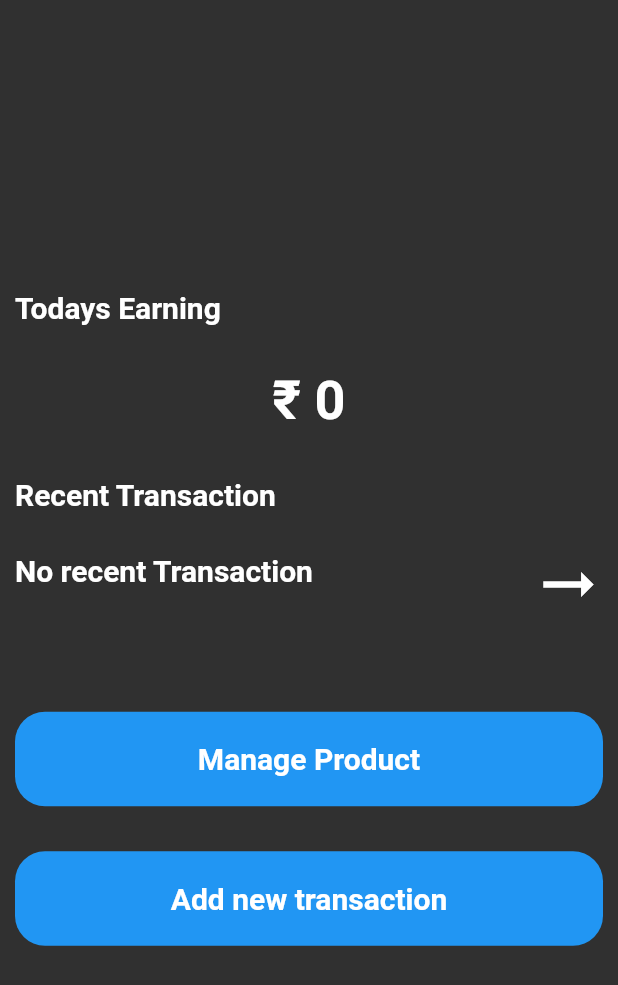
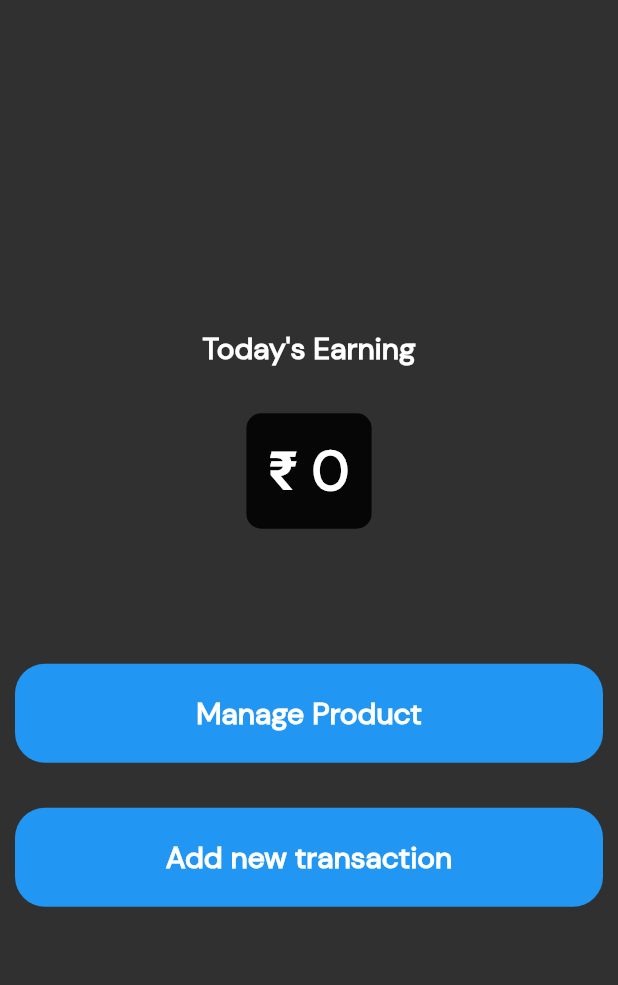
Before and after one commit to Meet-05/Bill_App, a Flutter app: the screen it shows after launch, on a phone screen of 412 x 824 dp. Shown: the top 985 px of the screen. Run offline on Flutter 3.47's test engine with Material 2 defaults, Android fonts, the phone set to English and light mode, and no system bars; our stand-ins replace flutter_dotenv, hive, hive_flutter, open_file, pdf; missing offline and left inert: build_daemon, gsheets; accounts and stored records are empty; generated files the repository leaves out were written again.

Commit message:
improved ui

```diff
--- a/lib/api/pdf_invoice_api.dart
+++ b/lib/api/pdf_invoice_api.dart
@@ -24,7 +24,8 @@ class PdfInvoiceApi {
       footer: (context) => buildFooter(invoice),
     ));
 
-    return PdfApi.saveDocument(name: 'my_invoice.pdf', pdf: pdf);
+    return PdfApi.saveDocument(
+        name: '${DateTime.now().millisecondsSinceEpoch}.pdf', pdf: pdf);
   }
 
   static Widget buildFooter(Invoice invoice) => Column(
--- a/lib/main.dart
+++ b/lib/main.dart
@@ -19,7 +19,7 @@ void main() async {
   Hive.registerAdapter(TransactionAdapter());
   await Hive.openBox<Product>('products');
   await Hive.openBox<Transaction>('transactions');
-  await UserSheetApi.init();
+  UserSheetApi.init();
 
   runApp(MyApp());
 }
@@ -33,6 +33,7 @@ class MyApp extends StatelessWidget {
       child: MaterialApp(
         themeMode: ThemeMode.dark,
         darkTheme: ThemeData(
+          fontFamily: 'Sans',
           primarySwatch: Colors.blue,
           brightness: Brightness.dark,
           /* dark theme settings */
--- a/lib/screens/landing_screen.dart
+++ b/lib/screens/landing_screen.dart
@@ -1,3 +1,5 @@
+import 'dart:async';
+
 import 'package:bill_app/screens/recent_screen.dart';
 import 'package:flutter/material.dart';
 import 'package:bill_app/providers/product_provider.dart';
@@ -19,26 +21,6 @@ class LandingScreen extends StatefulWidget {
 }
 
 class _LandingScreenState extends State<LandingScreen> {
-//  ValueListenableBuilder<Box<Transaction>>(
-//             valueListenable: Boxes.getTransactions().listenable(),
-//             builder: (context, box, _) {
-//               List<Transaction> transactions =
-//                   box.values.toList().cast<Transaction>();
-//               transactions = transactions
-//                   .where((element) => element.name.contains(searchText))
-//                   .toList();
-//               print(transactions.length);
-//               return Expanded(
-//                   child: ListView.builder(
-//                       itemCount: transactions.length,
-//                       itemBuilder: (context, index) {
-//                         return TransactionCard(
-//                           transaction: transactions[index],
-//                         );
-//                       }));
-//             },
-//           )
-
   int calculateSum(List<Transaction> transacionList) {
     int total = 0;
     String formattedDateTime = DateFormat.yMMMMd().format(DateTime.now());
@@ -58,6 +40,12 @@ class _LandingScreenState extends State<LandingScreen> {
   }
 
   @override
+  void dispose() {
+    super.dispose();
+    Hive.close();
+  }
+
+  @override
   Widget build(BuildContext context) {
     return Scaffold(
       body: SafeArea(
@@ -65,11 +53,13 @@ class _LandingScreenState extends State<LandingScreen> {
           padding: const EdgeInsets.all(10.0),
           child: Column(
             mainAxisAlignment: MainAxisAlignment.center,
-            crossAxisAlignment: CrossAxisAlignment.start,
+            // crossAxisAlignment: CrossAxisAlignment.start,
             children: [
-              Text(
-                'Todays Earning',
+              Center(
+                child: Text(
+                  "Today's Earning",
                   style: ktitleStyle,
+                ),
               ),
               SizedBox(
                 height: 30.0,
@@ -81,21 +71,44 @@ class _LandingScreenState extends State<LandingScreen> {
                     List<Transaction> transactions =
                         box.values.toList().cast<Transaction>();
 
-                    return Text(
+                    return Container(
+                      padding: EdgeInsets.all(15.0),
+                      decoration: BoxDecoration(
+                          color: Colors.black87,
+                          borderRadius:
+                              BorderRadius.all(Radius.circular(10.0))),
+                      child: Text(
                         transactions.length == 0
                             ? '₹ 0'
                             : '₹ ${calculateSum(transactions)}',
                         style: ktitleStyle.copyWith(fontSize: 36.0),
+                      ),
                     );
                   },
                 ),
               ),
+              ValueListenableBuilder<Box<Transaction>>(
+                  valueListenable: Boxes.getTransactions().listenable(),
+                  builder: (context, box, _) {
+                    List<Transaction> transactions =
+                        box.values.toList().cast<Transaction>();
+
+                    if (transactions.length == 0) {
+                      return SizedBox(
+                        height: 20.0,
+                      );
+                    } else {
+                      return Column(
+                        // crossAxisAlignment: CrossAxisAlignment.start,
+                        children: [
                           SizedBox(
                             height: 30.0,
                           ),
-              Text(
+                          Center(
+                            child: Text(
                               'Recent Transaction',
                               style: ktitleStyle,
+                            ),
                           ),
                           SizedBox(
                             height: 15.0,
@@ -104,27 +117,17 @@ class _LandingScreenState extends State<LandingScreen> {
                             children: [
                               Expanded(
                                   flex: 6,
-                    child: ValueListenableBuilder<Box<Transaction>>(
-                      valueListenable: Boxes.getTransactions().listenable(),
-                      builder: (context, box, _) {
-                        List<Transaction> transactions =
-                            box.values.toList().cast<Transaction>();
-
-                        if (transactions.length == 0) {
-                          return Text(
-                            'No recent Transaction',
-                            style: ktitleStyle,
-                          );
-                        }
-                        return TransactionCard(
-                          transaction: transactions[transactions.length - 1],
-                        );
-                      },
-                    ),
-                  ),
+                                  child: TransactionCard(
+                                    transaction:
+                                        transactions[transactions.length - 1],
+                                  )),
                               Expanded(
                                 flex: 1,
-                    child: IconButton(
+                                child: transactions.length == 0
+                                    ? SizedBox(
+                                        width: 10.0,
+                                      )
+                                    : IconButton(
                                         icon: Icon(
                                           Icons.arrow_right_alt_sharp,
                                           size: 50.0,
@@ -133,11 +136,16 @@ class _LandingScreenState extends State<LandingScreen> {
                                           Navigator.push(
                                               context,
                                               MaterialPageRoute(
-                                  builder: (context) => RecentScreen()));
+                                                  builder: (context) =>
+                                                      RecentScreen()));
                                         }),
                               )
                             ],
                           ),
+                        ],
+                      );
+                    }
+                  }),
               SizedBox(
                 height: 70.0,
               ),
--- a/lib/screens/transaction_detail.dart
+++ b/lib/screens/transaction_detail.dart
@@ -113,7 +113,6 @@ class TransactionDetail extends StatelessWidget {
             ),
             Container(
               padding: EdgeInsets.all(20.0),
-              decoration: BoxDecoration(color: Colors.black12),
               child: Text(
                 '₹ ${transaction.price}',
                 style: ktitleStyle.copyWith(fontSize: 29.0),
```
Also changed, not shown: lib/api/UserSheetApi.dart (+18 -6 lines), lib/constant.dart (+2 -7 lines), lib/screens/manage_products_screen.dart (+6 -10 lines), lib/screens/new_transaction.dart (+31 -36 lines), lib/screens/new_transaction_name.dart (deleted, +0 -74 lines), lib/screens/recent_screen.dart (+11 -65 lines), lib/widgets/modal_sheet.dart (+6 -1 lines), lib/widgets/search_product.dart (+6 -10 lines), pubspec.yaml (+6 -4 lines), assets/DMSans-Regular.ttf (added), pubspec.lock. Lines whose indentation alone changed are shown as unchanged.
